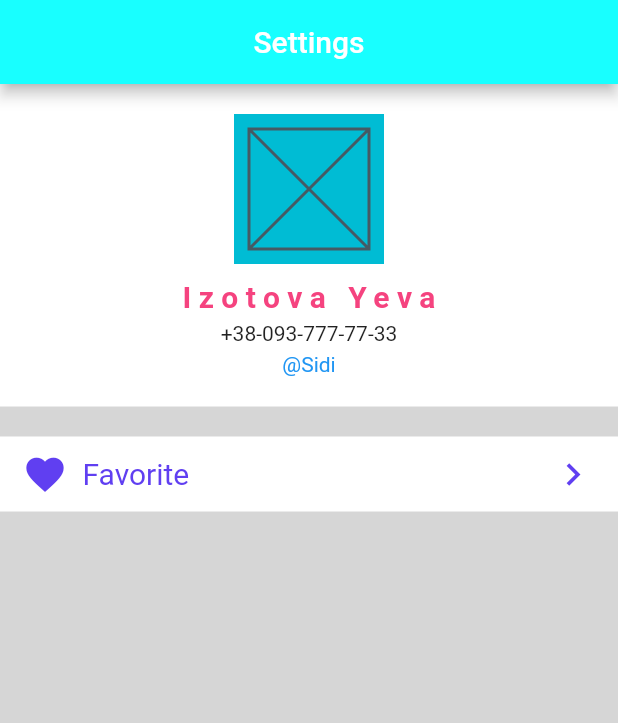
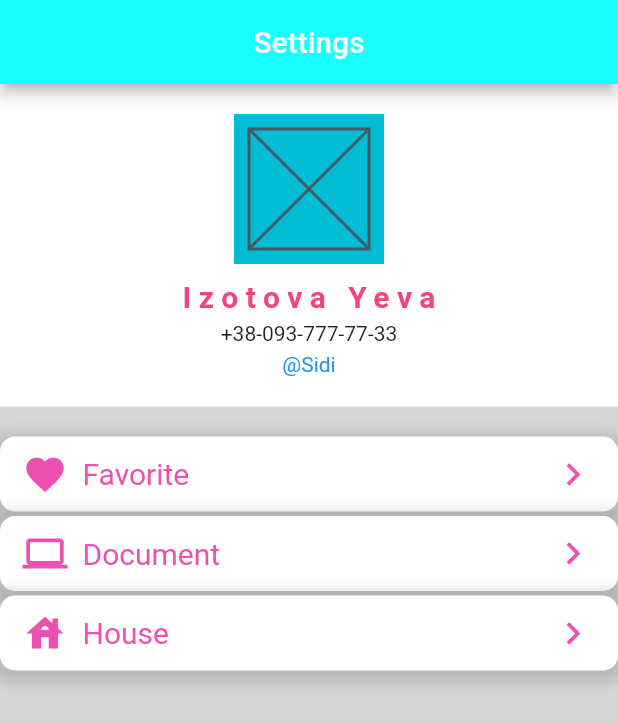
Before and after one commit to Che4891/firstFlutter, a Flutter app: the screen it shows after launch, on a phone screen of 412 x 824 dp. Shown: the top 723 px of the screen. Run offline on Flutter 3.47's test engine with Material 2 defaults, Android fonts, the phone set to English and light mode, and no system bars.

Commit message:
added list in app

```diff
--- a/lib/widget/user_profile.dart
+++ b/lib/widget/user_profile.dart
@@ -69,45 +69,66 @@ class _MenuBlock extends StatelessWidget {
 
   @override
   Widget build(BuildContext context) {
-    return Container(
-      width: double.infinity,
-      color: Colors.white,
-      child: Column(
-        children: const [
-          _RowWidget()
-        ],
-      ),
+    return Column(
+      children: const [
+        _RowWidget(myIcon: Icons.favorite, text: 'Favorite',),
+        _RowWidget(myIcon: Icons.computer, text: 'Document',),
+        _RowWidget(myIcon: Icons.house_sharp, text: 'House',)
+      ],
     );
   }
 }
 
 class _RowWidget extends StatelessWidget {
-  const _RowWidget();
+  final IconData myIcon;
+  final String text;
+  const _RowWidget({
+    Key? key, required this.myIcon, required this.text,
+  }) : super(key: key);
 
   @override
   Widget build(BuildContext context) {
-    return Padding(
+    return Container(
+      margin: const EdgeInsets.only(bottom: 3),
+      width: double.infinity,
       padding: const EdgeInsets.symmetric(horizontal: 15, vertical: 10),
+      decoration: BoxDecoration(
+        borderRadius: const BorderRadius.only(
+        topLeft: Radius.circular(10),
+        topRight: Radius.circular(10),
+        bottomLeft: Radius.circular(10),
+        bottomRight: Radius.circular(10)
+    ),
+        color: Colors.white,
+        boxShadow: [
+          BoxShadow(
+        color: Colors.grey.withOpacity(0.5),
+        spreadRadius: 5,
+        blurRadius: 7,
+        offset: Offset(0, 3), // changes position of shadow
+      ),
+        ]
+      ),
       child: Row(
-        children: const [
+        children: [
           Icon(
-            Icons.favorite,
+            myIcon,
             size: 30,
-            color: Color.fromARGB(255, 96, 63, 241),
+            color: Color.fromARGB(255, 236, 80, 176),
           ),
-          SizedBox(
+          const SizedBox(
             width: 10,
           ),
           Expanded(
-              child: Text('Favorite',
-                  style: TextStyle(
+              child: Text(text,
+                  style: const TextStyle(
                     fontSize: 20,
-                    color: Color.fromARGB(255, 96, 63, 241),
+                    color: Color.fromARGB(255, 236, 80, 176),
                   ))),
-          Icon(
+          const Icon(
             Icons.chevron_right,
             size: 30,
-            color: Color.fromARGB(255, 96, 63, 241),
+            color: Color.fromARGB(255, 236, 80, 176),
           ),
         ],
       ),
```
